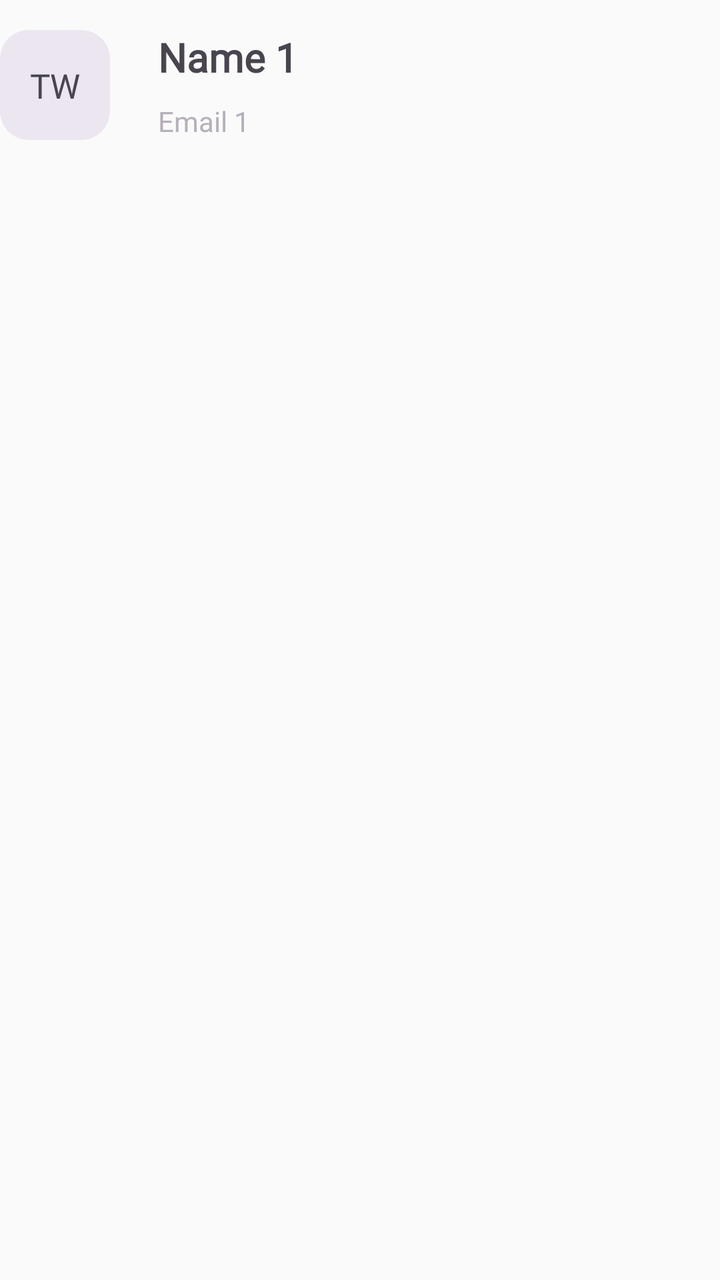
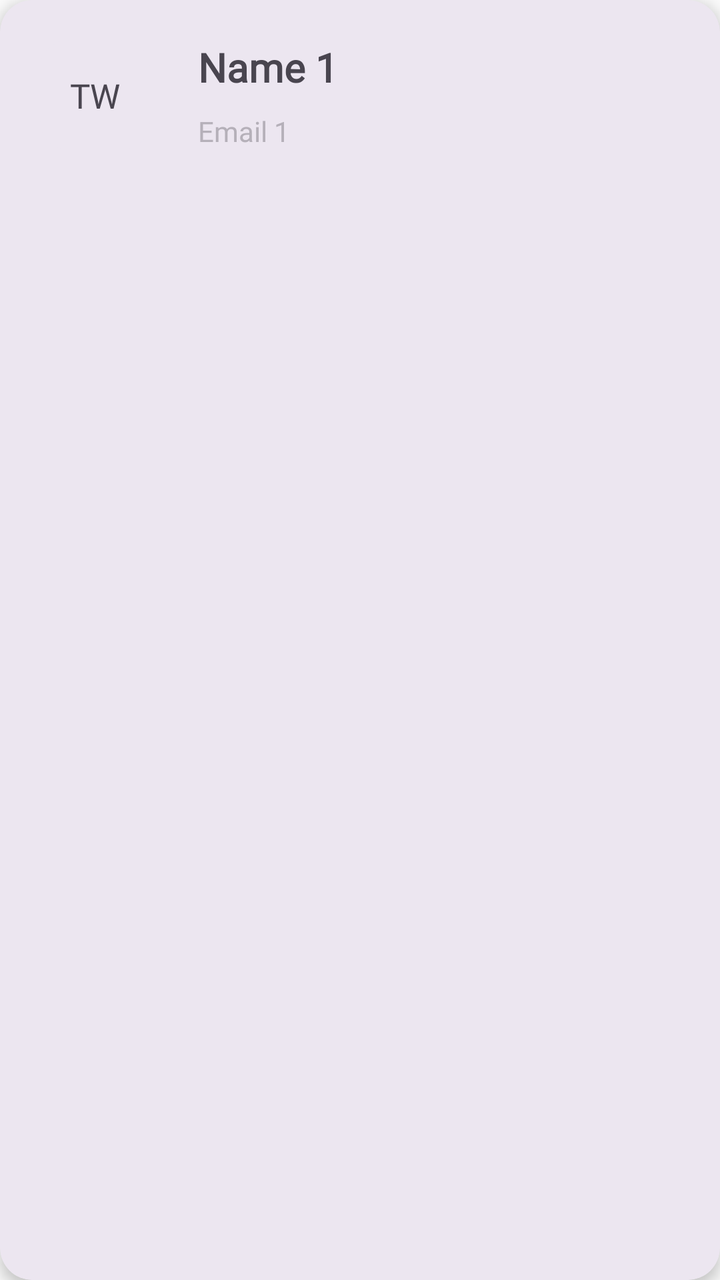

Before-and-after screenshots of an Android layout around one commit, followed by the original layout XML and the change that was made.
<!-- AndroidManifest.xml: application theme Theme.AppCompat.Light.NoActionBar -->
<!-- res/layout/my_row.xml -->
<?xml version="1.0" encoding="utf-8"?>
<LinearLayout xmlns:android="http://schemas.android.com/apk/res/android"
    xmlns:app="http://schemas.android.com/apk/res-auto"
    xmlns:tools="http://schemas.android.com/tools"
    android:orientation="vertical"
    android:layout_width="match_parent"
    android:layout_height="wrap_content"
    android:id="@+id/mainLayout">

        <androidx.constraintlayout.widget.ConstraintLayout
            android:layout_width="match_parent"
            android:layout_height="wrap_content"
            android:elevation="0dp"
            android:paddingBottom="30dp"
            android:paddingTop="15dp">

            <ImageView
                android:id="@+id/icon_entry"
                android:layout_width="55dp"
                android:layout_height="55dp"
                android:fontFamily="@font/jetbrainsmonobold"
                android:src="@drawable/icon_entry"
                android:text="1"
                android:textColor="@color/text_primary"
                android:textSize="40dp"
                android:textStyle="bold"
                app:layout_constraintBottom_toBottomOf="parent"
                app:layout_constraintStart_toStartOf="parent"
                app:layout_constraintTop_toTopOf="parent" />

            <TextView
                android:id="@+id/row_name_txt"
                android:layout_width="wrap_content"
                android:layout_height="wrap_content"
                android:layout_marginStart="24dp"
                android:fontFamily="@font/jetbrainsmonoregular"
                android:text="Name 1"
                android:textColor="@color/text_primary"
                android:textSize="20dp"
                android:maxLines="1"
                android:lines="1"
                android:textStyle="bold"
                app:layout_constraintStart_toEndOf="@+id/icon_entry"
                app:layout_constraintTop_toTopOf="@+id/icon_entry" />

            <TextView
                android:id="@+id/row_email_txt"
                android:layout_width="wrap_content"
                android:layout_height="wrap_content"
                android:fontFamily="@font/jetbrainsmonoregular"
                android:text="Email 1"
                android:maxLines="1"
                android:lines="1"
                android:textColor="@color/text_secondary"
                app:layout_constraintBottom_toBottomOf="@+id/icon_entry"
                app:layout_constraintStart_toStartOf="@+id/row_name_txt" />

            <TextView
                android:id="@+id/row_tw_txt"
                android:layout_width="wrap_content"
                android:layout_height="wrap_content"
                android:fontFamily="@font/jetbrainsmonoregular"
                android:text="TW"
                android:textSize="17dp"
                android:textColor="@color/text_primary"
                app:layout_constraintBottom_toBottomOf="@+id/icon_entry"
                app:layout_constraintEnd_toEndOf="@+id/icon_entry"
                app:layout_constraintStart_toStartOf="parent"
                app:layout_constraintTop_toTopOf="@+id/icon_entry" />

        </androidx.constraintlayout.widget.ConstraintLayout>
</LinearLayout>
<!-- resources referenced by this layout -->
<resources>
  <color name="text_primary">#49454F</color>
  <color name="text_secondary">#B5B0B9</color>
  <!-- drawable icon_entry (drawable) -->
  <vector xmlns:android="http://schemas.android.com/apk/res/android"
      android:width="92.43dp"
      android:height="92.43dp"
      android:viewportWidth="92.43"
      android:viewportHeight="92.43">
    <path
        android:pathData="M24.13,0L68.3,0A24.13,24.13 0,0 1,92.43 24.13L92.43,68.3A24.13,24.13 0,0 1,68.3 92.43L24.13,92.43A24.13,24.13 0,0 1,0 68.3L0,24.13A24.13,24.13 0,0 1,24.13 0z"
        android:fillColor="@color/background_secondary"/>
  </vector>
  <color name="background_secondary">#ECE6F0</color>
</resources>

<!-- the commit's change to res/layout/my_row.xml (unified diff, before → after) -->
@@ -1,18 +1,20 @@
 <?xml version="1.0" encoding="utf-8"?>
-<LinearLayout xmlns:android="http://schemas.android.com/apk/res/android"
+<androidx.cardview.widget.CardView xmlns:android="http://schemas.android.com/apk/res/android"
     xmlns:app="http://schemas.android.com/apk/res-auto"
     xmlns:tools="http://schemas.android.com/tools"
-    android:orientation="vertical"
     android:layout_width="match_parent"
     android:layout_height="wrap_content"
-    android:id="@+id/mainLayout">
+    android:id="@+id/mainLayout"
+    android:layout_marginHorizontal="16dp"
+    android:layout_marginVertical="8dp"
+    app:cardCornerRadius="16dp"
+    app:cardElevation="4dp"
+    app:cardBackgroundColor="@color/background_secondary">
 
         <androidx.constraintlayout.widget.ConstraintLayout
             android:layout_width="match_parent"
             android:layout_height="wrap_content"
-            android:elevation="0dp"
-            android:paddingBottom="30dp"
-            android:paddingTop="15dp">
+            android:padding="20dp">
 
             <ImageView
                 android:id="@+id/icon_entry"
@@ -69,4 +71,4 @@
                 app:layout_constraintTop_toTopOf="@+id/icon_entry" />
 
         </androidx.constraintlayout.widget.ConstraintLayout>
-</LinearLayout>
+</androidx.cardview.widget.CardView>
